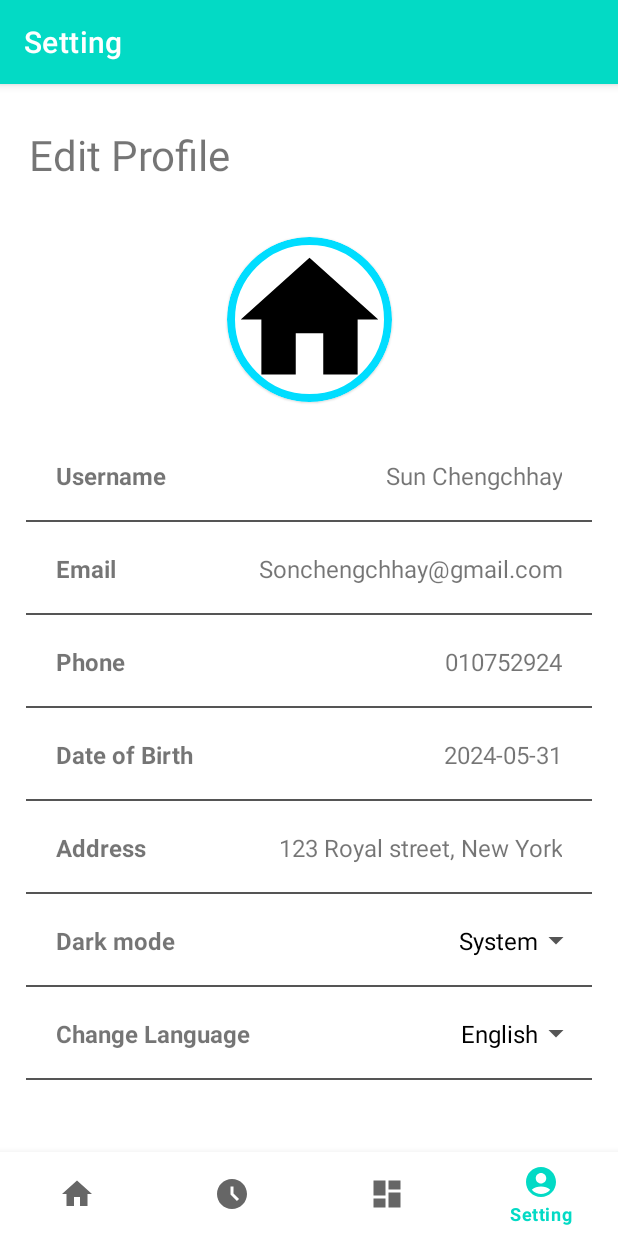
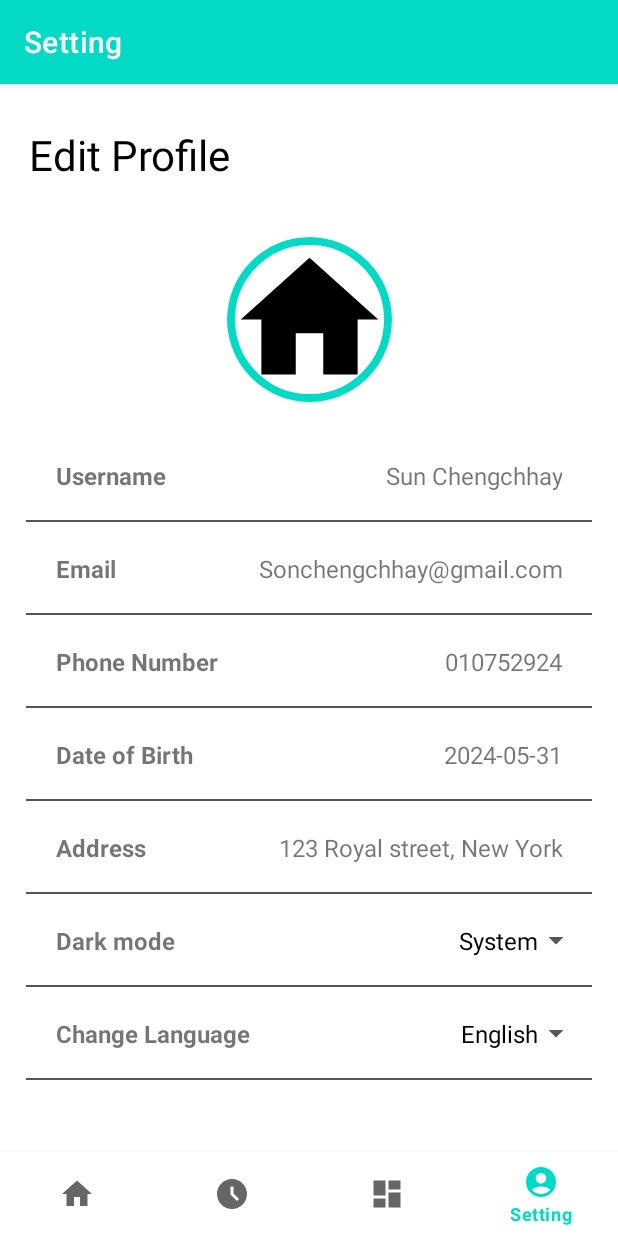
Before and after one commit to rithysokha/emootional-detection-with-gg-ml-kit, an Android app: the ProfileFragment screen opened through its navigation route, on a phone screen of 412 x 824 dp. Run offline under Robolectric (Android 15) with nearby library versions, the light colour scheme and no system bars; our stand-ins replace Picasso, navigation-ui; network calls fail; pictures from the network do not load; 1 statement that could not run was skipped.

Commit message:
improve style and add language translation

```diff
--- a/app/src/main/res/drawable/border_bottom.xml
+++ b/app/src/main/res/drawable/border_bottom.xml
@@ -4,7 +4,6 @@
     <item android:left="-2dp" android:top="-2dp"  android:right="-2dp">
         <shape android:shape="rectangle">
             <stroke android:width="1dp" android:color="@color/gray" />
-            <solid android:color="@color/white" />
         </shape>
     </item>
 </layer-list>
--- /dev/null
+++ b/app/src/main/res/drawable/button_background.xml
@@ -0,0 +1,5 @@
+<?xml version="1.0" encoding="utf-8"?>
+<shape xmlns:android="http://schemas.android.com/apk/res/android" android:shape="rectangle">
+    <solid android:color="#3B8A7F" />
+    <corners android:radius="15dp" />
+</shape>
--- a/app/src/main/res/layout/fragment_profile.xml
+++ b/app/src/main/res/layout/fragment_profile.xml
@@ -32,7 +32,8 @@
                 android:layout_height="wrap_content"
                 android:padding="18dp"
                 android:text="@string/edit_profile"
-                android:textSize="28sp" />
+                style="@style/Theme.EmotionDetector"
+                android:textSize="28sp"/>
         </LinearLayout>
 
         <LinearLayout
@@ -50,8 +51,10 @@
                 android:layout_width="110dp"
                 android:layout_height="110dp"
                 android:layout_centerHorizontal="true"
+                style="@style/Theme.EmotionDetector"
+                app:cardBackgroundColor="@color/white"
                 app:cardCornerRadius="90dp"
-                app:strokeColor="@android:color/holo_blue_bright"
+                app:strokeColor="@color/teal_200"
                 app:strokeWidth="5dp">
 
                 <ImageView
--- a/app/src/main/res/navigation/mobile_navigation.xml
+++ b/app/src/main/res/navigation/mobile_navigation.xml
@@ -20,12 +20,12 @@
     <fragment
         android:id="@+id/navigation_dashboard"
         android:name="com.emotion.detector.ui.notification.NotificationListFragment"
-        android:label="Notification"
+        android:label="@string/notification"
         tools:layout="@layout/fragment_notification" />
 
     <fragment
         android:id="@+id/navigation_profile"
         android:name="com.emotion.detector.ui.profile.ProfileFragment"
-        android:label="Setting"
+        android:label="@string/setting"
         tools:layout="@layout/fragment_profile" />
 </navigation>
--- a/app/src/main/res/values/strings.xml
+++ b/app/src/main/res/values/strings.xml
@@ -4,12 +4,12 @@
     <string name="title_dashboard" translatable="false">Dashboard</string>
     <string name="title_history">History</string>
     <string name="secure_features" translatable="false">Secure Features</string>
-    <string name="title_profile" translatable="false">Profile</string>
-    <string name="placeholder_username" translatable="false">Username</string>
-    <string name="placeholder_email" translatable="false">Email</string>
-    <string name="placeholder_phone" translatable="false">Phone</string>
-    <string name="placeholder_dob" translatable="false">Date of Birth</string>
-    <string name="placeholder_address" translatable="false">Address</string>
+    <string name="title_profile">Profile</string>
+    <string name="placeholder_username">Username</string>
+    <string name="placeholder_email">Email</string>
+    <string name="placeholder_phone">Phone Number</string>
+    <string name="placeholder_dob">Date of Birth</string>
+    <string name="placeholder_address">Address</string>
     <string name="change_language">Change Language</string>
     <string name="dark_mode" translatable="false">Dark mode</string>
     <string name="notification">Notification</string>
```
Also changed, not shown: app/src/main/res/layout/fragment_home.xml (+5 -3 lines), 1 other file.
